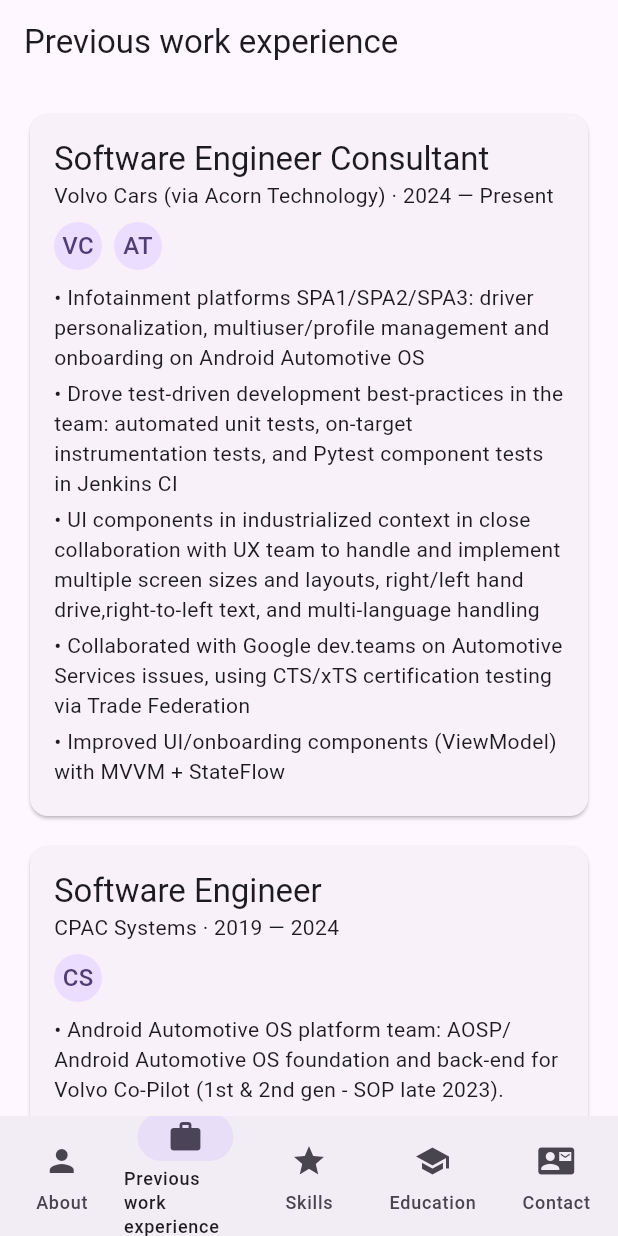
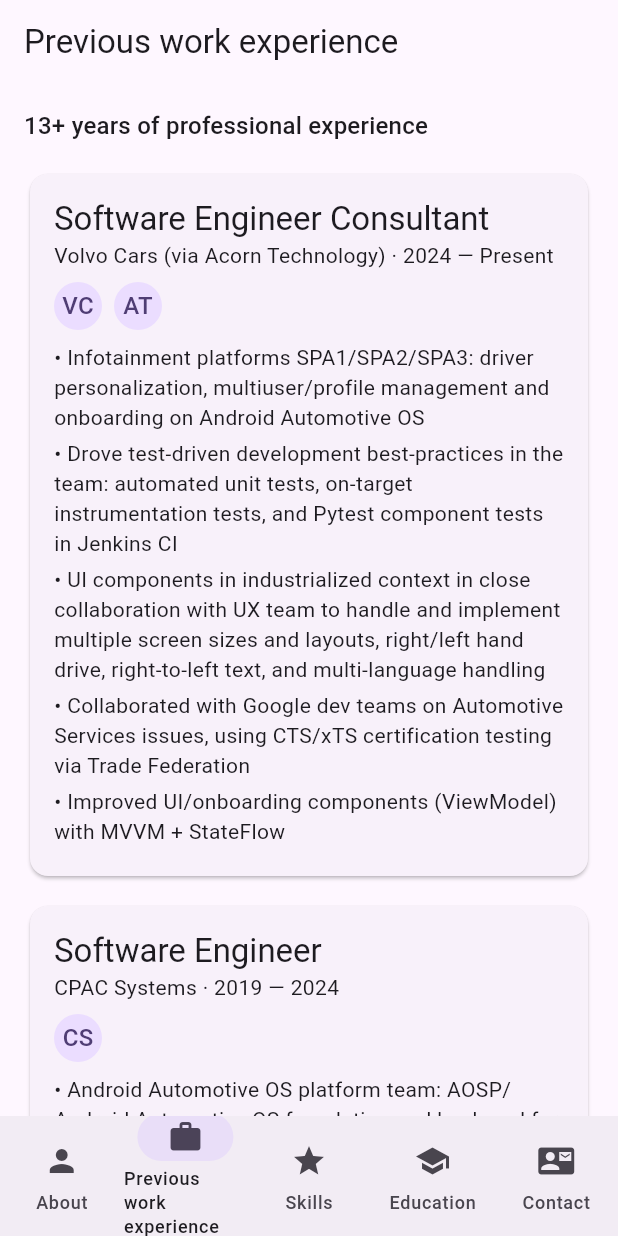
Before and after one commit to cavepv/flutterCV, a Flutter app: the screen it shows after launch, item 2 of the bottom bar chosen, on a phone screen of 412 x 824 dp. Run offline on Flutter 3.47's test engine with Material 3 defaults, Android fonts, the phone set to English and light mode, and no system bars.

Commit message:
feat(cv_app): computed years-of-experience header on Experience tab
- Derives N from earliest job period's start year vs current year
  (regex-parsed), no hardcoded number to bump annually
- Experience tab now shows "N+ years of professional experience"
  above the job list
- Add regression test for the computed header
- Includes manual content edits to job titles/companies

Co-authored-by: Copilot <223556219+Copilot@users.noreply.github.com>

```diff
--- a/cv_app/lib/cv_data.dart
+++ b/cv_app/lib/cv_data.dart
@@ -48,12 +48,12 @@ class CvData {
   static const String about =
       'With over 10 years of professional experience, I have a broad technical '
       'background working with Android Automotive OS, Embedded/RTOS, System design '
-      ' and architecture and app development. I\'ve worked with both product and '
+      'and architecture and app development. I\'ve worked with both product and '
       'consultancy companies and enjoy technically challenging projects. I find it '
       'rewarding to identify and strengthen the team\'s areas of improvement and '
       'together excel and achieve set goals together.\n\n'
       'I always try to have a close dialog and collaboration with the end-user/customer '
-      'and keep a user-experience-first mindset, and not remain isolated in the in-office '
+      'and keep a user-experience-first mindset, and not remain isolated in the '
       'development context. Collaborating with other developers, discussing ideas, sharing '
       'knowledge, and helping each thrive and develop is something that I truly '
       'enjoy and value in a workplace.\n\n'
@@ -61,7 +61,7 @@ class CvData {
       'such as Volvo Cars, CPAC Systems, Epiroc Rocktec Division, and Volvo '
       'Construction Equipment, where I\'ve developed my knowledge in systems design and '
       'architecture and refined my skillset in event driven operating systems such as '
-      ' AOSP/Android Automotive OS and also Real-time (RTOS) based in a embedded context.\n\n'
+      'AOSP/Android Automotive OS and also Real-time (RTOS) based in a embedded context.\n\n'
       'I consider myself a native LLM/AI user and follow this topic '
       'with great interest and curiosity. I have adopted and come to love the '
       'specification and test-driven development (OpenSpec and '
@@ -93,9 +93,9 @@ class CvData {
         'Drove test-driven development best-practices in the team: '
             'automated unit tests, on-target instrumentation tests, and Pytest component tests in Jenkins CI',
         'UI components in industrialized context in close collaboration with UX '
-          'team to handle and implement multiple screen sizes and layouts, right/left hand drive,'
+          'team to handle and implement multiple screen sizes and layouts, right/left hand drive, '
           'right-to-left text, and multi-language handling',
-        'Collaborated with Google dev.teams on Automotive Services issues, '
+        'Collaborated with Google dev teams on Automotive Services issues, '
             'using CTS/xTS certification testing via Trade Federation',
         'Improved UI/onboarding components (ViewModel) with MVVM + StateFlow',
       ],
@@ -112,7 +112,7 @@ class CvData {
             'and native C++, incl. IEEE754 floating point encode/decode implementation.',
         'App development alongside platform/back-end work in a GNU/Linux '
             'environment',
-        'I really enjoyed the mix and challenges of working in a mid-sized product company where both the pressure and rewards come down to the effort of you and the team.',
+        'Really enjoyed the mix and challenges of working in a mid-sized product company where both the pressure and rewards come down to the effort of you and the team.',
       ],
       companyIcons: ['CPAC Systems'],
     ),
--- a/cv_app/lib/screens.dart
+++ b/cv_app/lib/screens.dart
@@ -57,9 +57,39 @@ String _initials(String name) {
   return words.take(2).map((w) => w[0].toUpperCase()).join();
 }
 
+// ponytail: derived from each job's period start year instead of a
+// hardcoded number — stays correct every year, no manual bump needed.
+int _yearsOfExperience(List<Job> jobs) {
+  final startYears = jobs.map(
+    (j) => int.parse(RegExp(r'\d{4}').firstMatch(j.period)!.group(0)!),
+  );
+  return DateTime.now().year - startYears.reduce((a, b) => a < b ? a : b);
+}
+
 class ExperienceScreen extends StatelessWidget {
   const ExperienceScreen({super.key});
 
+  @override
+  Widget build(BuildContext context) {
+    return Column(
+      children: [
+        Padding(
+          padding: const EdgeInsets.fromLTRB(16, 16, 16, 0),
+          child: Align(
+            alignment: Alignment.centerLeft,
+            child: Text(
+              '${_yearsOfExperience(CvData.experience)}+ years of professional experience',
+              style: Theme.of(context).textTheme.titleMedium,
+            ),
+          ),
+        ),
+        Expanded(child: _ExperienceList()),
+      ],
+    );
+  }
+}
+
+class _ExperienceList extends StatelessWidget {
   @override
   Widget build(BuildContext context) {
     return ListView.separated(
```
Also changed, not shown: 1 other file.
